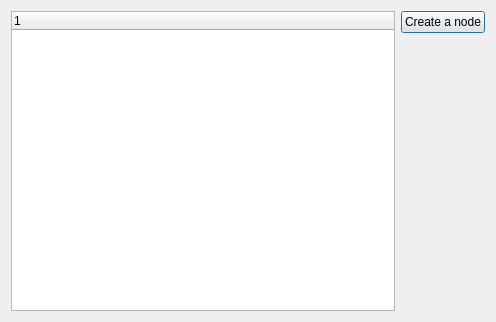
First picture: the form in src/Client/GUI/nodeswindow.ui, repository akukhta/File-Sharing-System, before the edit.
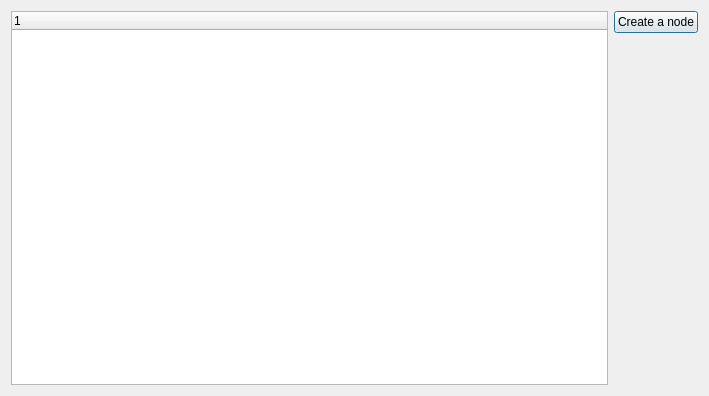
Second picture: the form after the edit.

```diff
--- a/src/Client/GUI/nodeswindow.ui
+++ b/src/Client/GUI/nodeswindow.ui
@@ -6,8 +6,8 @@
    <rect>
     <x>0</x>
     <y>0</y>
-    <width>496</width>
-    <height>322</height>
+    <width>709</width>
+    <height>396</height>
    </rect>
   </property>
   <property name="windowTitle">
```
Left out of the diff: 13 changed lines with no effect on the pictures.
